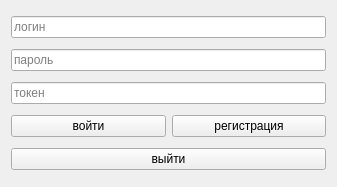
Before: the Qt Designer form login.ui in RefcharpN/messenger, drawn with Qt 5.
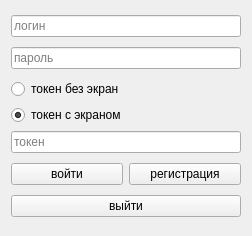
After: the same form once the commit is applied.

What changed in the file:
```diff
--- a/login.ui
+++ b/login.ui
@@ -6,14 +6,14 @@
    <rect>
     <x>0</x>
     <y>0</y>
-    <width>337</width>
-    <height>187</height>
+    <width>252</width>
+    <height>236</height>
    </rect>
   </property>
   <property name="windowTitle">
    <string>Form</string>
   </property>
-  <layout class="QVBoxLayout" name="verticalLayout">
+  <layout class="QVBoxLayout" name="verticalLayout_2">
    <item>
     <widget class="QLineEdit" name="lineEdit">
      <property name="placeholderText">
@@ -29,11 +29,32 @@
     </widget>
    </item>
    <item>
+    <layout class="QVBoxLayout" name="verticalLayout">
+     <item>
+      <widget class="QRadioButton" name="radioButton">
+       <property name="text">
+        <string>токен без экран</string>
+       </property>
+      </widget>
+     </item>
+     <item>
+      <widget class="QRadioButton" name="radioButton_2">
+       <property name="text">
+        <string>токен с экраном</string>
+       </property>
+       <property name="checked">
+        <bool>true</bool>
+       </property>
+      </widget>
+     </item>
+     <item>
     <widget class="QLineEdit" name="lineEdit_3">
      <property name="placeholderText">
       <string>токен</string>
      </property>
     </widget>
+     </item>
+    </layout>
    </item>
    <item>
     <layout class="QHBoxLayout" name="horizontalLayout">
```
Left out of the diff: 2 changed lines with no effect on the pictures. Lines whose indentation alone changed are shown as unchanged.
